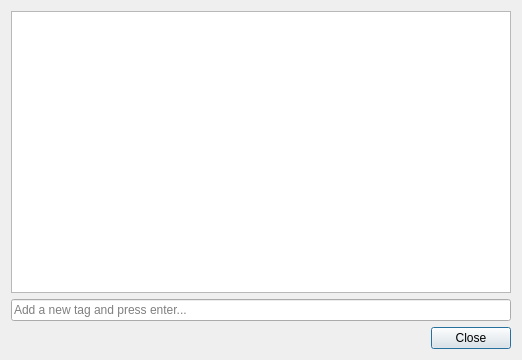
Qt form ui/note_edittags.ui (Open-App-Library/Vibrato-Notes-Desktop) before a commit.
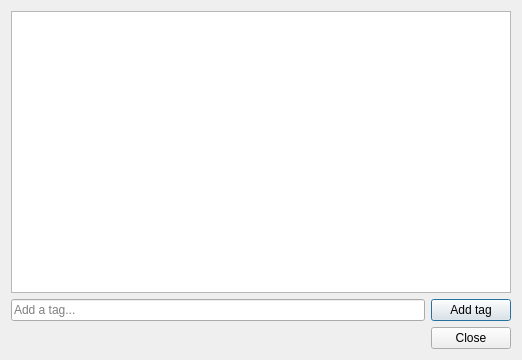
The same form after that commit.

Commit message: Added button for adding tags. Also refresh escriba addons ui for tag change

```diff
--- a/ui/note_edittags.ui
+++ b/ui/note_edittags.ui
@@ -18,11 +18,22 @@
     <widget class="QListWidget" name="tagList"/>
    </item>
    <item>
+    <layout class="QHBoxLayout" name="horizontalLayout">
+     <item>
     <widget class="QLineEdit" name="tagInput">
      <property name="placeholderText">
-      <string>Add a new tag and press enter...</string>
-     </property>
-    </widget>
+        <string>Add a tag...</string>
+       </property>
+      </widget>
+     </item>
+     <item>
+      <widget class="QPushButton" name="addTagButton">
+       <property name="text">
+        <string>Add tag</string>
+       </property>
+      </widget>
+     </item>
+    </layout>
    </item>
    <item>
     <widget class="QDialogButtonBox" name="buttonBox">
```
Lines whose indentation alone changed are shown as unchanged. The commit also changes 2 other files.
